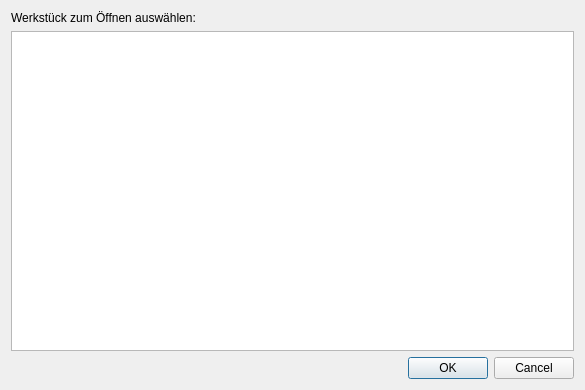
This is tailors_assistant/workpieceselector.ui in flauschzelle/tailors-assistant as Qt 5 draws it before an edit. The edited form follows.
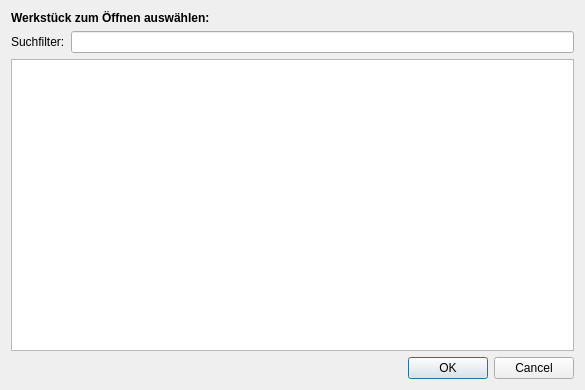
This is the edited form.

Commit message: The piece selection dialog now has a text input field and it is used for filtering the displayed list

What changed in the file:
```diff
--- a/tailors_assistant/workpieceselector.ui
+++ b/tailors_assistant/workpieceselector.ui
@@ -16,11 +16,31 @@
   <layout class="QVBoxLayout" name="verticalLayout">
    <item>
     <widget class="QLabel" name="label">
+     <property name="font">
+      <font>
+       <weight>75</weight>
+       <bold>true</bold>
+      </font>
+     </property>
      <property name="text">
       <string>Werkstück zum Öffnen auswählen:</string>
      </property>
     </widget>
    </item>
+   <item>
+    <layout class="QHBoxLayout" name="horizontalLayout">
+     <item>
+      <widget class="QLabel" name="filterLabel">
+       <property name="text">
+        <string>Suchfilter:</string>
+       </property>
+      </widget>
+     </item>
+     <item>
+      <widget class="QLineEdit" name="filterLineEdit"/>
+     </item>
+    </layout>
+   </item>
    <item>
     <widget class="QTableView" name="tableView">
      <property name="selectionBehavior">
```
The commit also changes 1 other file.
